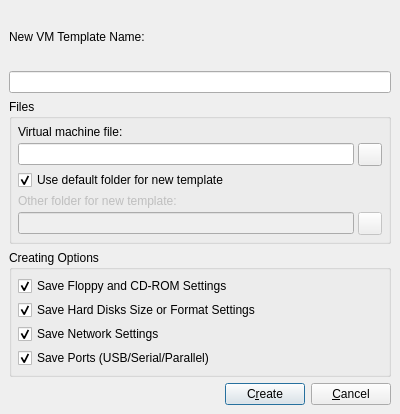
Above: Create_Template_Window.ui from qunying/aqemu-old before the change. Below: the same form after it.
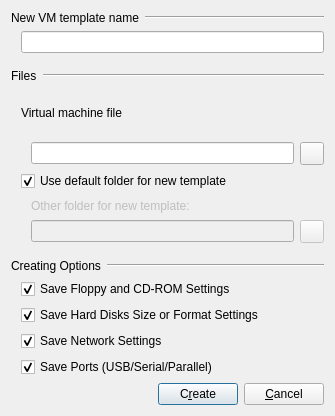
That is the form after the change. Icons and pictures are not drawn.

Patch:
```diff
--- a/Create_Template_Window.ui
+++ b/Create_Template_Window.ui
@@ -1,177 +1,282 @@
 <ui version="4.0" >
  <author>Andrey Rijov</author>
  <class>Create_Template_Window</class>
- <widget class="QDialog" name="Create_Template_Window" >
-  <property name="geometry" >
+ <widget class="QDialog" name="Create_Template_Window">
+  <property name="geometry">
    <rect>
     <x>0</x>
     <y>0</y>
-    <width>400</width>
-    <height>414</height>
+    <width>335</width>
+    <height>416</height>
    </rect>
   </property>
-  <property name="windowTitle" >
+  <property name="sizePolicy">
+   <sizepolicy hsizetype="Maximum" vsizetype="Preferred">
+    <horstretch>0</horstretch>
+    <verstretch>0</verstretch>
+   </sizepolicy>
+  </property>
+  <property name="windowTitle">
    <string>Create Template</string>
   </property>
   <property name="windowIcon" >
    <iconset resource="images.qrc" >
     <normaloff>:/view_detailed.png</normaloff>:/view_detailed.png</iconset>
   </property>
-  <layout class="QGridLayout" >
-   <property name="margin" >
-    <number>9</number>
-   </property>
-   <property name="spacing" >
-    <number>6</number>
-   </property>
-   <item row="3" column="0" >
-    <widget class="QGroupBox" name="GB_Options" >
-     <property name="title" >
-      <string>Creating Options</string>
+  <layout class="QVBoxLayout" name="verticalLayout_2">
+   <item>
+    <layout class="QHBoxLayout" name="horizontalLayout_3">
+     <item>
+      <widget class="QLabel" name="Label_Template_Name">
+       <property name="sizePolicy">
+        <sizepolicy hsizetype="Maximum" vsizetype="Preferred">
+         <horstretch>0</horstretch>
+         <verstretch>0</verstretch>
+        </sizepolicy>
+       </property>
+       <property name="text">
+        <string>New VM template name</string>
+       </property>
+      </widget>
+     </item>
+     <item>
+      <widget class="Line" name="line_3">
+       <property name="orientation">
+        <enum>Qt::Horizontal</enum>
+       </property>
+      </widget>
+     </item>
+    </layout>
+   </item>
+   <item>
+    <layout class="QVBoxLayout" name="verticalLayout">
+     <property name="spacing">
+      <number>0</number>
      </property>
-     <layout class="QVBoxLayout" >
-      <property name="spacing" >
-       <number>4</number>
-      </property>
-      <property name="margin" >
-       <number>6</number>
-      </property>
-      <item>
-       <widget class="QCheckBox" name="CH_FDD_CD" >
-        <property name="text" >
-         <string>Save Floppy and CD-ROM Settings</string>
-        </property>
-        <property name="checked" >
-         <bool>true</bool>
-        </property>
-       </widget>
-      </item>
-      <item>
-       <widget class="QCheckBox" name="CH_HDD" >
-        <property name="text" >
-         <string>Save Hard Disks Size or Format Settings</string>
-        </property>
-        <property name="checked" >
-         <bool>true</bool>
-        </property>
-       </widget>
-      </item>
-      <item>
-       <widget class="QCheckBox" name="CH_Network" >
-        <property name="text" >
-         <string>Save Network Settings</string>
-        </property>
-        <property name="checked" >
-         <bool>true</bool>
-        </property>
-       </widget>
-      </item>
-      <item>
-       <widget class="QCheckBox" name="CH_Ports" >
-        <property name="text" >
-         <string>Save Ports (USB/Serial/Parallel)</string>
-        </property>
-        <property name="checked" >
-         <bool>true</bool>
-        </property>
-       </widget>
-      </item>
-     </layout>
-    </widget>
+     <property name="leftMargin">
+      <number>10</number>
+     </property>
+     <item>
+      <widget class="QLineEdit" name="Edit_Template_Name"/>
+     </item>
+     <item>
+      <spacer name="verticalSpacer">
+       <property name="orientation">
+        <enum>Qt::Vertical</enum>
+       </property>
+       <property name="sizeType">
+        <enum>QSizePolicy::Fixed</enum>
+       </property>
+       <property name="sizeHint" stdset="0">
+        <size>
+         <width>100</width>
+         <height>10</height>
+        </size>
+       </property>
+      </spacer>
+     </item>
+    </layout>
    </item>
-   <item row="2" column="0" >
-    <widget class="QGroupBox" name="GB_Files" >
-     <property name="title" >
-      <string>Files</string>
+   <item>
+    <layout class="QHBoxLayout" name="horizontalLayout_2">
+     <item>
+      <widget class="QLabel" name="Label_Files">
+       <property name="sizePolicy">
+        <sizepolicy hsizetype="Maximum" vsizetype="Preferred">
+         <horstretch>0</horstretch>
+         <verstretch>0</verstretch>
+        </sizepolicy>
+       </property>
+       <property name="text">
+        <string>Files</string>
+       </property>
+      </widget>
+     </item>
+     <item>
+      <widget class="Line" name="line">
+       <property name="orientation">
+        <enum>Qt::Horizontal</enum>
+       </property>
+      </widget>
+     </item>
+    </layout>
+   </item>
+   <item>
+    <layout class="QGridLayout" name="gridLayout_2">
+     <property name="leftMargin">
+      <number>10</number>
      </property>
-     <layout class="QGridLayout" >
-      <property name="margin" >
-       <number>6</number>
-      </property>
-      <property name="spacing" >
-       <number>4</number>
-      </property>
-      <item row="2" column="0" >
-       <widget class="QCheckBox" name="CH_Use_Default_Folder" >
-        <property name="text" >
-         <string>Use default folder for new template</string>
-        </property>
-        <property name="checked" >
-         <bool>true</bool>
-        </property>
-       </widget>
-      </item>
-      <item row="3" column="0" >
-       <widget class="QLabel" name="Label_Template_Folder" >
-        <property name="enabled" >
-         <bool>false</bool>
-        </property>
-        <property name="text" >
-         <string>Other folder for new template:</string>
-        </property>
-       </widget>
-      </item>
-      <item row="4" column="1" >
-       <widget class="QToolButton" name="TB_Template_Folder_Browse" >
-        <property name="enabled" >
-         <bool>false</bool>
-        </property>
-        <property name="text" >
-         <string/>
-        </property>
-        <property name="icon" >
-         <iconset resource="images.qrc" >
-          <normaloff>:/open-folder.png</normaloff>:/open-folder.png</iconset>
-        </property>
-       </widget>
-      </item>
-      <item row="4" column="0" >
-       <widget class="QLineEdit" name="Edit_Template_Folder" >
-        <property name="enabled" >
-         <bool>false</bool>
-        </property>
-       </widget>
-      </item>
-      <item row="0" column="0" >
-       <widget class="QLabel" name="Label_VM_File" >
-        <property name="text" >
-         <string>Virtual machine file:</string>
-        </property>
-       </widget>
-      </item>
-      <item row="1" column="0" >
-       <widget class="QLineEdit" name="Edit_VM_File" />
-      </item>
-      <item row="1" column="1" >
-       <widget class="QToolButton" name="TB_VM_File_Browse" >
-        <property name="text" >
-         <string/>
-        </property>
-        <property name="icon" >
-         <iconset resource="images.qrc" >
-          <normaloff>:/open-file.png</normaloff>:/open-file.png</iconset>
-        </property>
-       </widget>
-      </item>
-     </layout>
-    </widget>
+     <item row="0" column="0">
+      <widget class="QLabel" name="Label_VM_File">
+       <property name="text">
+        <string>Virtual machine file</string>
+       </property>
+      </widget>
+     </item>
+     <item row="1" column="0">
+      <layout class="QHBoxLayout" name="horizontalLayout_4">
+       <property name="leftMargin">
+        <number>10</number>
+       </property>
+       <item>
+        <widget class="QLineEdit" name="Edit_VM_File"/>
+       </item>
+       <item>
+        <widget class="QToolButton" name="TB_VM_File_Browse">
+         <property name="text">
+          <string/>
+         </property>
+         <property name="icon">
+          <iconset resource="images.qrc">
+           <normaloff>:/open-file.png</normaloff>:/open-file.png</iconset>
+         </property>
+        </widget>
+       </item>
+      </layout>
+     </item>
+     <item row="2" column="0">
+      <widget class="QCheckBox" name="CH_Use_Default_Folder">
+       <property name="text">
+        <string>Use default folder for new template</string>
+       </property>
+       <property name="checked">
+        <bool>true</bool>
+       </property>
+      </widget>
+     </item>
+     <item row="3" column="0">
+      <layout class="QGridLayout" name="gridLayout">
+       <property name="leftMargin">
+        <number>10</number>
+       </property>
+       <item row="0" column="0">
+        <widget class="QLabel" name="Label_Template_Folder">
+         <property name="enabled">
+          <bool>false</bool>
+         </property>
+         <property name="text">
+          <string>Other folder for new template:</string>
+         </property>
+        </widget>
+       </item>
+       <item row="1" column="0">
+        <widget class="QLineEdit" name="Edit_Template_Folder">
+         <property name="enabled">
+          <bool>false</bool>
+         </property>
+        </widget>
+       </item>
+       <item row="1" column="1">
+        <widget class="QToolButton" name="TB_Template_Folder_Browse">
+         <property name="enabled">
+          <bool>false</bool>
+         </property>
+         <property name="text">
+          <string/>
+         </property>
+         <property name="icon">
+          <iconset resource="images.qrc">
+           <normaloff>:/open-folder.png</normaloff>:/open-folder.png</iconset>
+         </property>
+        </widget>
+       </item>
+      </layout>
+     </item>
+    </layout>
    </item>
-   <item row="0" column="0" >
-    <widget class="QLabel" name="Label_Template_Name" >
-     <property name="text" >
-      <string>New VM Template Name:</string>
+   <item>
+    <spacer name="verticalSpacer_2">
+     <property name="orientation">
+      <enum>Qt::Vertical</enum>
      </property>
-    </widget>
+     <property name="sizeType">
+      <enum>QSizePolicy::Fixed</enum>
+     </property>
+     <property name="sizeHint" stdset="0">
+      <size>
+       <width>100</width>
+       <height>10</height>
+      </size>
+     </property>
+    </spacer>
    </item>
-   <item row="1" column="0" >
-    <widget class="QLineEdit" name="Edit_Template_Name" />
+   <item>
+    <layout class="QHBoxLayout" name="horizontalLayout">
+     <item>
+      <widget class="QLabel" name="Label_Options">
+       <property name="sizePolicy">
+        <sizepolicy hsizetype="Maximum" vsizetype="Preferred">
+         <horstretch>0</horstretch>
+         <verstretch>0</verstretch>
+        </sizepolicy>
+       </property>
+       <property name="text">
+        <string>Creating Options</string>
+       </property>
+      </widget>
+     </item>
+     <item>
+      <widget class="Line" name="line_2">
+       <property name="orientation">
+        <enum>Qt::Horizontal</enum>
+       </property>
+      </widget>
+     </item>
+    </layout>
    </item>
-   <item row="4" column="0" >
-    <layout class="QHBoxLayout" >
-     <property name="spacing" >
+   <item>
+    <layout class="QVBoxLayout" name="verticalLayout_3">
+     <property name="leftMargin">
+      <number>10</number>
+     </property>
+     <item>
+      <widget class="QCheckBox" name="CH_FDD_CD">
+       <property name="text">
+        <string>Save Floppy and CD-ROM Settings</string>
+       </property>
+       <property name="checked">
+        <bool>true</bool>
+       </property>
+      </widget>
+     </item>
+     <item>
+      <widget class="QCheckBox" name="CH_HDD">
+       <property name="text">
+        <string>Save Hard Disks Size or Format Settings</string>
+       </property>
+       <property name="checked">
+        <bool>true</bool>
+       </property>
+      </widget>
+     </item>
+     <item>
+      <widget class="QCheckBox" name="CH_Network">
+       <property name="text">
+        <string>Save Network Settings</string>
+       </property>
+       <property name="checked">
+        <bool>true</bool>
+       </property>
+      </widget>
+     </item>
+     <item>
+      <widget class="QCheckBox" name="CH_Ports">
+       <property name="text">
+        <string>Save Ports (USB/Serial/Parallel)</string>
+       </property>
+       <property name="checked">
+        <bool>true</bool>
+       </property>
+      </widget>
+     </item>
+    </layout>
+   </item>
+   <item>
+    <layout class="QHBoxLayout">
+     <property name="spacing">
       <number>6</number>
      </property>
-     <property name="margin" >
+     <property name="margin">
       <number>0</number>
      </property>
      <item>
@@ -188,8 +293,8 @@
       </spacer>
      </item>
      <item>
-      <widget class="QPushButton" name="Button_Create" >
-       <property name="text" >
+      <widget class="QPushButton" name="Button_Create">
+       <property name="text">
         <string>C&amp;reate</string>
        </property>
        <property name="icon" >
@@ -199,8 +304,8 @@
       </widget>
      </item>
      <item>
-      <widget class="QPushButton" name="Button_Cancel" >
-       <property name="text" >
+      <widget class="QPushButton" name="Button_Cancel">
+       <property name="text">
         <string>&amp;Cancel</string>
        </property>
        <property name="icon" >
```
Left out of the diff: 37 changed lines with no effect on the pictures.
